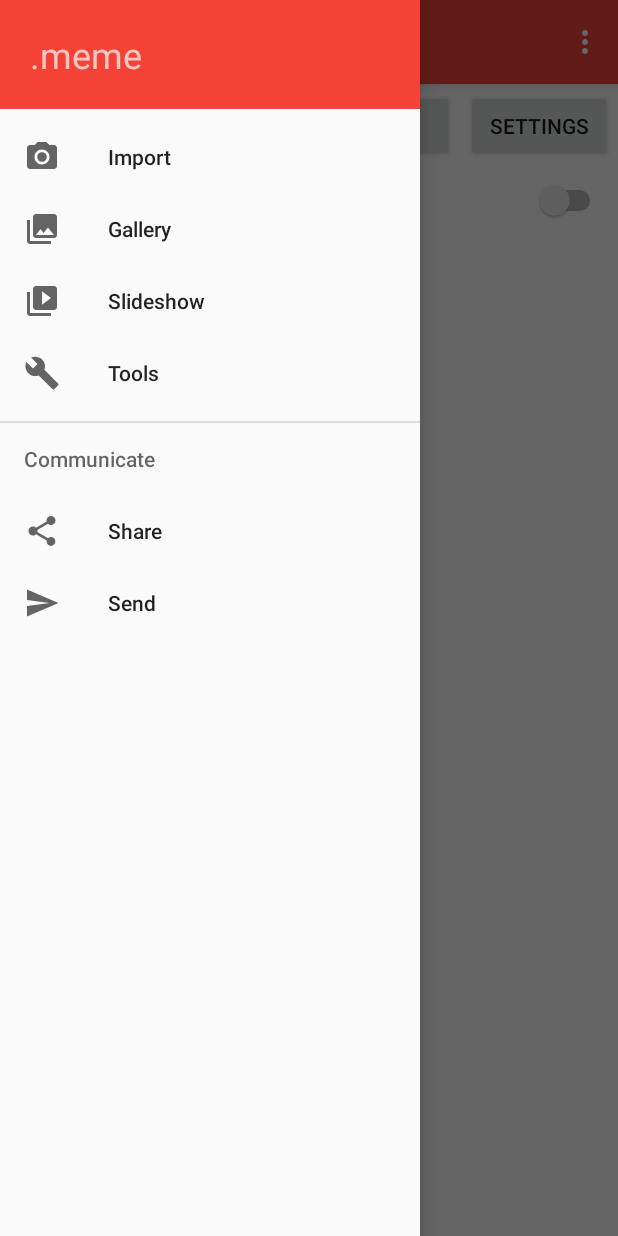
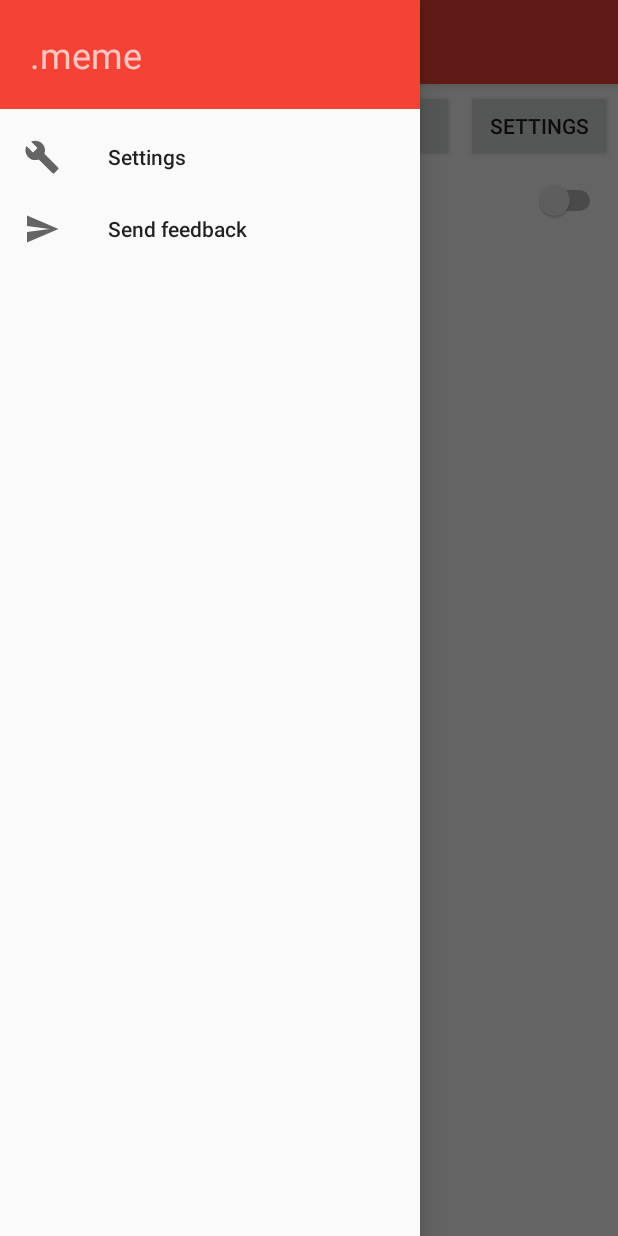
Before and after one commit to TheLastGimbus/.meme, an Android app: the screen it shows after launch (MainActivity), with the side drawer open, on a phone screen of 412 x 824 dp. Run offline under Robolectric (Android 15) with nearby library versions, the phone set to English and light mode, and no system bars; libraries missing offline, so code that uses them is left out: com.ablanco.imageprovider, com.google.firebase.ml, io.doorbell.android, io.realm, org.jetbrains.anko; Roboto replaces fonts that are not available here; 5 statements that could not run were skipped.

```diff
--- a/app/src/main/AndroidManifest.xml
+++ b/app/src/main/AndroidManifest.xml
@@ -5,6 +5,7 @@
 
     <uses-permission android:name="android.permission.WRITE_EXTERNAL_STORAGE" />
     <uses-permission android:name="android.permission.FOREGROUND_SERVICE" />
+    <uses-permission android:name="android.permission.INTERNET" />
 
     <application
         android:name=".Dotmeme"
@@ -16,6 +17,8 @@
         android:supportsRtl="true"
         android:theme="@style/AppTheme"
         tools:ignore="GoogleAppIndexingWarning">
+        <activity android:name=".BigImageActivity" />
+
         <meta-data
             android:name="com.google.firebase.ml.vision.DEPENDENCIES"
             android:value="ocr" />
--- a/app/src/main/java/com/soszynski/mateusz/dotmeme/MainActivity.kt
+++ b/app/src/main/java/com/soszynski/mateusz/dotmeme/MainActivity.kt
@@ -9,17 +9,18 @@ import android.support.v4.app.ActivityCompat
 import android.support.v4.view.GravityCompat
 import android.support.v7.app.ActionBarDrawerToggle
 import android.support.v7.app.AppCompatActivity
-import android.view.Menu
 import android.view.MenuItem
 import com.ablanco.imageprovider.ImageProvider
 import com.ablanco.imageprovider.ImageSource
 import com.google.firebase.ml.vision.FirebaseVision
 import com.google.firebase.ml.vision.common.FirebaseVisionImage
+import io.doorbell.android.Doorbell
 import io.realm.Realm
 import kotlinx.android.synthetic.main.activity_main.*
 import kotlinx.android.synthetic.main.app_bar_main.*
 import kotlinx.android.synthetic.main.content_main.*
 import org.jetbrains.anko.defaultSharedPreferences
+
 
 class MainActivity : AppCompatActivity(), NavigationView.OnNavigationItemSelectedListener {
     companion object {
@@ -126,42 +127,18 @@ class MainActivity : AppCompatActivity(), NavigationView.OnNavigationItemSelecte
         }
     }
 
-    override fun onCreateOptionsMenu(menu: Menu): Boolean {
-        // Inflate the menu; this adds items to the action bar if it is present.
-        menuInflater.inflate(R.menu.main, menu)
-        return true
-    }
-
-    override fun onOptionsItemSelected(item: MenuItem): Boolean {
-        // Handle action bar item clicks here. The action bar will
-        // automatically handle clicks on the Home/Up button, so long
-        // as you specify a parent activity in AndroidManifest.xml.
-        when (item.itemId) {
-            R.id.action_settings -> return true
-            else -> return super.onOptionsItemSelected(item)
-        }
-    }
-
     override fun onNavigationItemSelected(item: MenuItem): Boolean {
         // Handle navigation view item clicks here.
         when (item.itemId) {
-            R.id.nav_camera -> {
-                // Handle the camera action
-            }
-            R.id.nav_gallery -> {
+            R.id.nav_settings -> {
 
             }
-            R.id.nav_slideshow -> {
-
-            }
-            R.id.nav_manage -> {
-
-            }
-            R.id.nav_share -> {
-
-            }
-            R.id.nav_send -> {
-
+            R.id.nav_feedback -> {
+                Doorbell(
+                    this,
+                    10050,
+                    "Fpg9YDZGtEgYzsbCHLRgErNms46Em6XiJpl0NtscLzH246DrKRLKwurjSEdbaDLP"
+                ).show()  // please don't use my private key ;)
             }
         }
 
--- a/app/src/main/res/menu/activity_main_drawer.xml
+++ b/app/src/main/res/menu/activity_main_drawer.xml
@@ -3,36 +3,14 @@
     xmlns:tools="http://schemas.android.com/tools"
     tools:showIn="navigation_view">
 
-    <group android:checkableBehavior="single">
-        <item
-            android:id="@+id/nav_camera"
-            android:icon="@drawable/ic_menu_camera"
-            android:title="Import" />
-        <item
-            android:id="@+id/nav_gallery"
-            android:icon="@drawable/ic_menu_gallery"
-            android:title="Gallery" />
-        <item
-            android:id="@+id/nav_slideshow"
-            android:icon="@drawable/ic_menu_slideshow"
-            android:title="Slideshow" />
-        <item
-            android:id="@+id/nav_manage"
-            android:icon="@drawable/ic_menu_manage"
-            android:title="Tools" />
-    </group>
+    <item
+        android:id="@+id/nav_settings"
+        android:icon="@drawable/ic_menu_manage"
+        android:title="@string/settings" />
 
-    <item android:title="Communicate">
-        <menu>
-            <item
-                android:id="@+id/nav_share"
-                android:icon="@drawable/ic_menu_share"
-                android:title="Share" />
-            <item
-                android:id="@+id/nav_send"
-                android:icon="@drawable/ic_menu_send"
-                android:title="Send" />
-        </menu>
-    </item>
+    <item
+        android:id="@+id/nav_feedback"
+        android:icon="@drawable/ic_menu_send"
+        android:title="@string/navigation_drawer_item_send_feedback" />
 
 </menu>
--- a/app/src/main/res/menu/main.xml
+++ /dev/null
@@ -1,9 +0,0 @@
-<?xml version="1.0" encoding="utf-8"?>
-<menu xmlns:android="http://schemas.android.com/apk/res/android"
-    xmlns:app="http://schemas.android.com/apk/res-auto">
-    <item
-        android:id="@+id/action_settings"
-        android:orderInCategory="100"
-        android:title="@string/action_settings"
-        app:showAsAction="never" />
-</menu>
--- a/app/src/main/res/values/colors.xml
+++ b/app/src/main/res/values/colors.xml
@@ -6,4 +6,6 @@
     <color name="colorAccent">#c6ff00</color>
 
     <color name="fontDefault">#000000</color>
+    <color name="black">#000000</color>
+    <color name="black_transparent">#34000000</color>
 </resources>
--- a/app/src/main/res/values/strings.xml
+++ b/app/src/main/res/values/strings.xml
@@ -2,5 +2,6 @@
     <string name="app_name">.meme</string>
     <string name="navigation_drawer_open">Open navigation drawer</string>
     <string name="navigation_drawer_close">Close navigation drawer</string>
-    <string name="action_settings">Settings</string>
+    <string name="navigation_drawer_item_send_feedback">Send feedback</string>
+    <string name="settings">Settings</string>
 </resources>
--- a/app/src/main/res/values/styles.xml
+++ b/app/src/main/res/values/styles.xml
@@ -9,8 +9,6 @@
         <item name="android:statusBarColor">@color/colorPrimaryDark</item>
         <item name="windowActionBar">false</item>
         <item name="windowNoTitle">true</item>
-        <item name="android:windowTranslucentStatus">true</item>
-        <item name="android:windowDrawsSystemBarBackgrounds">true</item>
     </style>
 
     <style name="AppTheme.NoActionBar"></style>
--- a/build.gradle
+++ b/build.gradle
@@ -7,7 +7,7 @@ buildscript {
         jcenter()
     }
     dependencies {
-        classpath 'com.android.tools.build:gradle:3.3.0'
+        classpath 'com.android.tools.build:gradle:3.3.1'
         classpath "org.jetbrains.kotlin:kotlin-gradle-plugin:$kotlin_version"
 
         classpath "io.realm:realm-gradle-plugin:5.8.0"
```
Also changed, not shown: app/build.gradle (+6 -4 lines), app/src/main/java/com/soszynski/mateusz/dotmeme/BigImageActivity.kt (added, +37 -0 lines), app/src/main/java/com/soszynski/mateusz/dotmeme/SearchActivity.kt (+70 -36 lines), app/src/main/res/drawable/ic_cached_gray_24dp.xml (added, +10 -0 lines), app/src/main/res/drawable/ic_error_outline_gray_24dp.xml (added, +10 -0 lines), app/src/main/res/drawable/ic_share_white_24dp.xml (added, +10 -0 lines), app/src/main/res/layout/activity_big_image.xml (added, +48 -0 lines), app/src/main/res/layout/activity_search.xml (+11 -10 lines), 1 other file.
